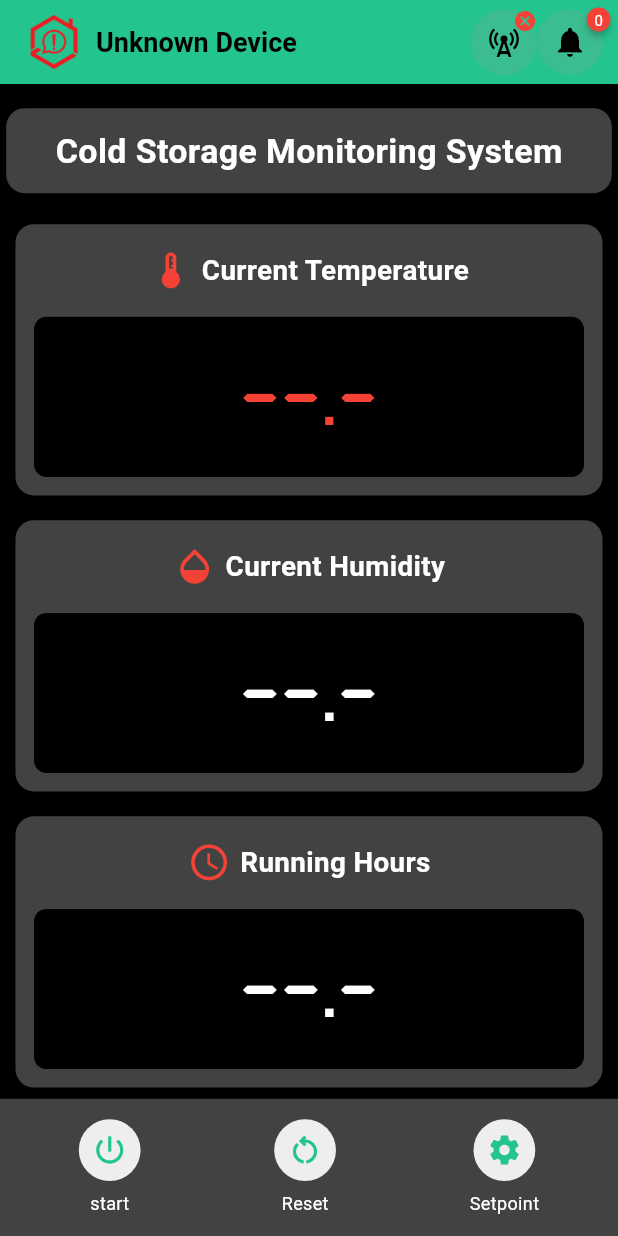
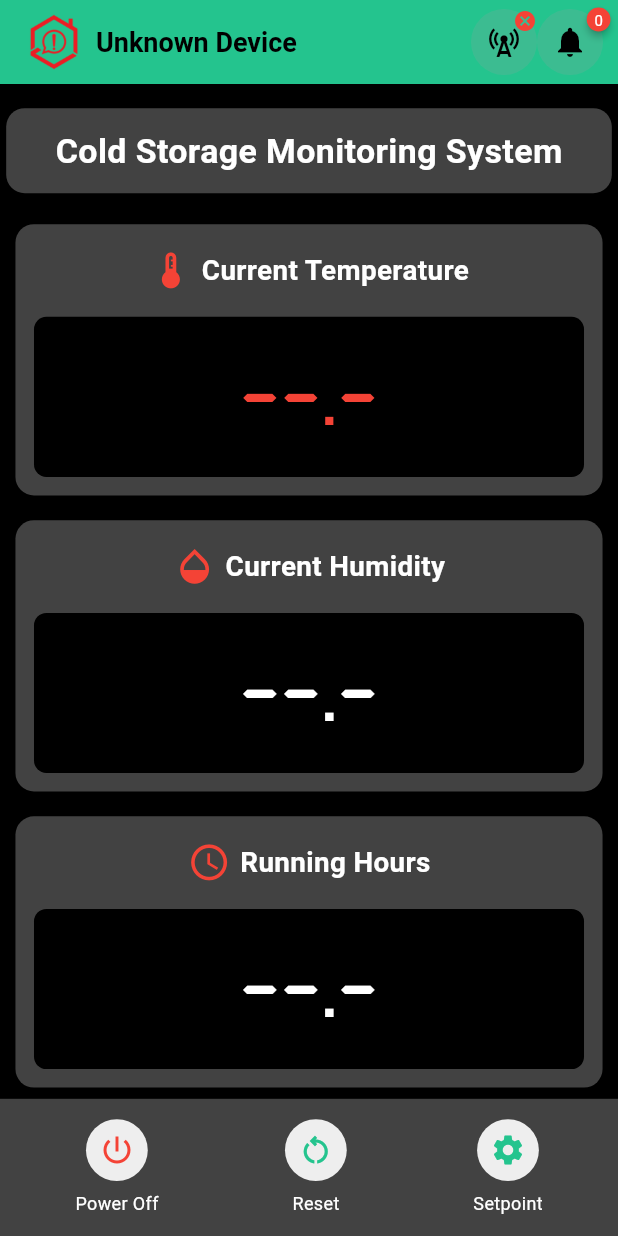
Before and after one commit to CodeWithAmmar1/bita-backup, a Flutter app: the CsmMainscreen screen opened directly, on a phone screen of 412 x 824 dp. Run offline on Flutter 3.47's test engine with Material 3 defaults, Android fonts, the phone set to English and light mode, and no system bars; drawn by our look-alikes of badges; our stand-ins replace animated_toggle_switch, awesome_notifications, cloud_firestore, country_picker, firebase_auth, firebase_core and 7 more; missing offline and left inert: flutter_flip_card, gauge_indicator, load_switch, mobile_scanner, mqtt_client, wifi_iot; accounts and stored records are empty; Roboto replaces fonts that are missing (Roboto-Regular).

Commit message:
update csm

```diff
--- a/lib/Views/csm/csm_mainscreen.dart
+++ b/lib/Views/csm/csm_mainscreen.dart
@@ -7,7 +7,6 @@ import 'package:testappbita/Views/aqua%20master/main_screen/mainpage.dart';
 import 'package:testappbita/Views/csm/csm_noti_screen/csm_noti_screen.dart';
 import 'package:testappbita/Views/csm/widget/csm_setpoint.dart';
 import 'package:testappbita/Views/csm/widget/temperature_containercsm.dart';
-import 'package:testappbita/Views/sp1/sp_notification_page/sp_notification.dart';
 import 'package:testappbita/controller/mqtt_controller/mqtt_controller.dart';
 import 'package:testappbita/controller/notification_controller/csm_notification_controller/notification_controllercsm.dart';
 import 'package:testappbita/utils/theme/theme.dart';
@@ -244,13 +243,13 @@ class CsmMainscreenState extends State<CsmMainscreen>
                     () => buildIconContainer(
                       context,
                       Icons.power_settings_new,
-                      _mqttController.csmSw.value == false
+                      _mqttController.csmSw.value == true
                           ? Color(0xFF24C48E)
                           : Colors.red,
                       Colors.grey.shade200,
-                      _mqttController.csmSw.value == false
-                          ? 'start'.tr
-                          : 'stop'.tr,
+                      _mqttController.csmSw.value == true
+                          ? 'Power On'.tr
+                          : 'Power Off'.tr,
                       Get.isDarkMode ? Colors.white : Colors.black,
                     ),
                   ),
```
Also changed, not shown: 4 other files.
